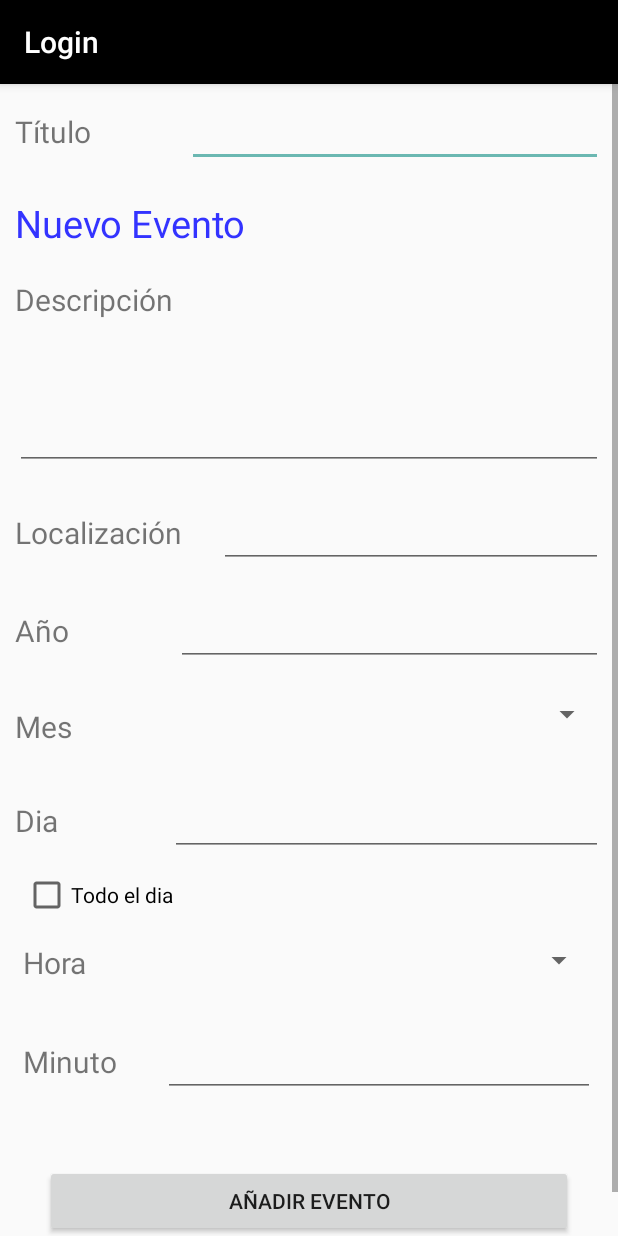
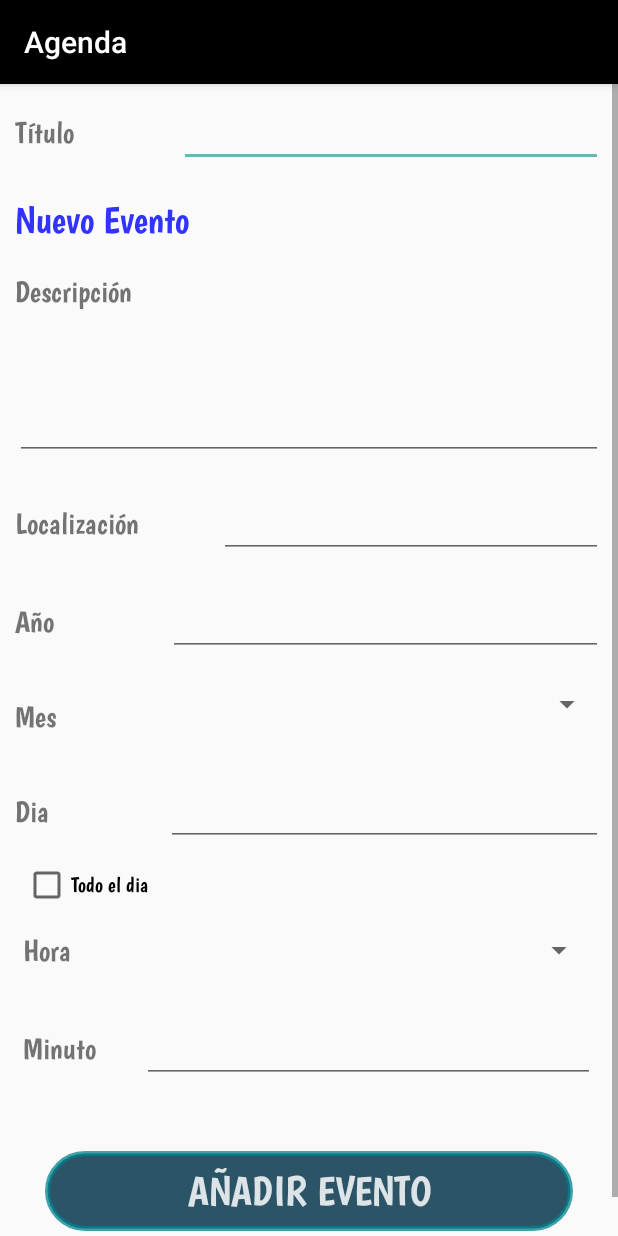
Before and after one commit to AleCeballos/LoginAndroid-, an Android app: the Alarma screen opened directly, with no data from a screen before it, on a phone screen of 412 x 824 dp. Run offline under Robolectric (Android 15) with nearby library versions, the phone set to English and light mode, and no system bars; 2 statements that could not run were skipped.

Commit message:
Commit visual actualizada

```diff
--- a/app/build.gradle
+++ b/app/build.gradle
@@ -25,4 +25,5 @@ dependencies {
     testImplementation 'junit:junit:4.12'
     androidTestImplementation 'com.android.support.test:runner:1.0.2'
     androidTestImplementation 'com.android.support.test.espresso:espresso-core:3.0.2'
+    implementation 'com.android.support:design:28.0.0'
 }
--- a/app/src/main/java/com/example/pc/login/Modificar.java
+++ b/app/src/main/java/com/example/pc/login/Modificar.java
@@ -10,6 +10,7 @@ import android.widget.EditText;
 public class Modificar extends AppCompatActivity {
 
     EditText campoEditarTitulo,campoEditarContenido;
+
      Button buttonGuardarEdicion,buttonEliminarNota;
     BaseHelper db;
 
--- a/app/src/main/res/layout/activity_alarma.xml
+++ b/app/src/main/res/layout/activity_alarma.xml
@@ -27,6 +27,7 @@
                     android:layout_height="wrap_content"
                     android:layout_weight="1"
                     android:text="Título"
+                    android:fontFamily="@font/fuente_uno"
                     android:textSize="20sp"/>
 
                 <EditText
@@ -51,6 +52,7 @@
                     android:layout_height="wrap_content"
                     android:layout_margin="10dp"
                     android:text="Nuevo Evento"
+                    android:fontFamily="@font/fuente_uno"
                     android:textColor="#33F"
                     android:textSize="25sp"
 
@@ -69,6 +71,7 @@
                     android:layout_height="wrap_content"
                     android:layout_weight="1"
                     android:text="Descripción"
+                    android:fontFamily="@font/fuente_uno"
                     android:textSize="20sp"/>
 
                 <EditText
@@ -94,6 +97,7 @@
                     android:layout_width="136dp"
                     android:layout_height="wrap_content"
                     android:text="Localización"
+                    android:fontFamily="@font/fuente_uno"
                     android:textSize="20sp"/>
 
                 <EditText
@@ -118,6 +122,7 @@
                     android:layout_width="wrap_content"
                     android:layout_height="wrap_content"
                     android:layout_weight="1"
+                    android:fontFamily="@font/fuente_uno"
                     android:text="Año"
                     android:textSize="20sp" />
 
@@ -127,8 +132,7 @@
                     android:layout_height="wrap_content"
                     android:layout_weight="1"
                     android:ems="10"
-                    android:inputType="number"
-                    />
+                    android:inputType="number" />
             </LinearLayout>
 
             <LinearLayout
@@ -143,7 +147,7 @@
                     android:layout_width="wrap_content"
                     android:layout_height="wrap_content"
                     android:layout_gravity="center_vertical"
-
+                    android:fontFamily="@font/fuente_uno"
                     android:text="Mes"
                     android:textSize="20sp" />
 
@@ -166,6 +170,7 @@
                     android:layout_height="wrap_content"
                     android:layout_weight="1"
                     android:text="Dia"
+                    android:fontFamily="@font/fuente_uno"
                     android:textSize="20sp" />
 
                 <EditText
@@ -189,7 +194,9 @@
                     android:layout_height="wrap_content"
                     android:layout_marginLeft="15dp"
                     android:layout_weight="1"
-                    android:text="Todo el dia" />
+                    android:text="Todo el dia"
+                    android:fontFamily="@font/fuente_uno"
+                    />
             </LinearLayout>
 
             <LinearLayout
@@ -202,6 +209,7 @@
                     android:layout_height="wrap_content"
                     android:layout_margin="15dp"
                     android:text="Hora"
+                    android:fontFamily="@font/fuente_uno"
                     android:textSize="20sp" />
 
                 <Spinner
@@ -223,6 +231,7 @@
                     android:layout_height="wrap_content"
                     android:layout_margin="15dp"
                     android:text="Minuto"
+                    android:fontFamily="@font/fuente_uno"
                     android:textSize="20sp"
                     />
 
@@ -243,13 +252,16 @@
 
                 <Button
                     android:id="@+id/btnAnadir"
-                    android:layout_width="wrap_content"
-                    android:layout_height="wrap_content"
+                    android:layout_width="185dp"
+                    android:layout_height="53dp"
                     android:layout_margin="30dp"
                     android:layout_weight="1"
                     android:onClick="Agregar"
                     android:text="Añadir Evento"
-
+                    android:background="@drawable/ovalo"
+                    android:textSize="27sp"
+                    android:fontFamily="@font/fuente_uno"
+                    android:textColor="@color/colorWhite"
                     />
 
             </LinearLayout>
--- a/app/src/main/res/layout/activity_listado_notas.xml
+++ b/app/src/main/res/layout/activity_listado_notas.xml
@@ -18,12 +18,15 @@
         android:layout_marginBottom="8dp"
         android:visibility="visible"
 
+        android:dividerHeight="20dp"
+
         app:layout_constraintBottom_toBottomOf="parent"
         app:layout_constraintEnd_toEndOf="parent"
         app:layout_constraintHorizontal_bias="0.0"
         app:layout_constraintStart_toStartOf="parent"
         app:layout_constraintTop_toTopOf="parent"
-        app:layout_constraintVertical_bias="0.492" />
+        app:layout_constraintVertical_bias="0.492"
+        />
 
     <TextView
         android:id="@+id/textView7"
--- a/app/src/main/res/values/strings.xml
+++ b/app/src/main/res/values/strings.xml
@@ -1,3 +1,3 @@
 <resources>
-    <string name="app_name">Login</string>
+    <string name="app_name">Agenda</string>
 </resources>
```
Also changed, not shown: app/src/main/java/com/example/pc/login/BaseHelper.java (+35 -31 lines), app/src/main/java/com/example/pc/login/ListadoNotas.java (+5 -4 lines), app/src/main/res/layout/activity_crear_nota.xml (+8 -3 lines), app/src/main/res/layout/activity_inicio.xml (+21 -4 lines), app/src/main/res/layout/activity_modificar.xml (+44 -38 lines), app/src/main/res/layout/list_item_mostrar.xml (+16 -5 lines), app/src/main/res/drawable/chinche.jpg (added), app/src/main/res/font/fuente_uno.ttf (added).
